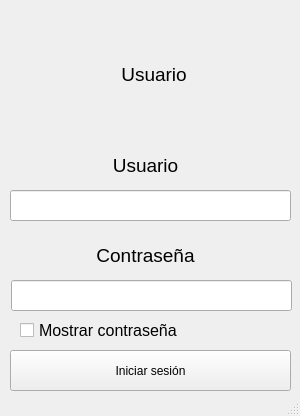
Jorgemacias-12/AssistList, file src/gui/MainWindow.ui: the form before one commit.
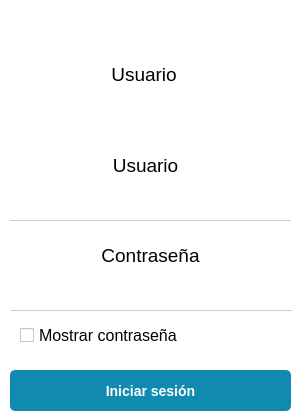
The form after the commit.

Commit message:
Add: invocar selector de materias
	Actualizar codigo para una vez autenticado, el usuario
	seleccione la matería en la cual desea marcar su asistencia.

Patch:
```diff
--- a/src/gui/MainWindow.ui
+++ b/src/gui/MainWindow.ui
@@ -7,7 +7,7 @@
     <x>0</x>
     <y>0</y>
     <width>300</width>
-    <height>416</height>
+    <height>420</height>
    </rect>
   </property>
   <property name="minimumSize">
@@ -16,6 +16,15 @@
     <height>400</height>
    </size>
   </property>
+  <property name="maximumSize">
+   <size>
+    <width>300</width>
+    <height>420</height>
+   </size>
+  </property>
+  <property name="mouseTracking">
+   <bool>false</bool>
+  </property>
   <property name="windowTitle">
    <string>MainWindow</string>
   </property>
@@ -25,6 +34,15 @@
   <property name="autoFillBackground">
    <bool>false</bool>
   </property>
+  <property name="styleSheet">
+   <string notr="true">background-color: white;</string>
+  </property>
+  <property name="toolButtonStyle">
+   <enum>Qt::ToolButtonTextUnderIcon</enum>
+  </property>
+  <property name="documentMode">
+   <bool>false</bool>
+  </property>
   <property name="tabShape">
    <enum>QTabWidget::Triangular</enum>
   </property>
@@ -65,13 +83,18 @@
       <height>31</height>
      </rect>
     </property>
+    <property name="styleSheet">
+     <string notr="true">border: 0;
+border-bottom: 1px solid #ccc;
+</string>
+    </property>
    </widget>
    <widget class="QLabel" name="lbl_password">
     <property name="geometry">
      <rect>
       <x>10</x>
       <y>240</y>
-      <width>271</width>
+      <width>281</width>
       <height>31</height>
      </rect>
     </property>
@@ -96,6 +119,10 @@
       <height>31</height>
      </rect>
     </property>
+    <property name="styleSheet">
+     <string notr="true">border: 0;
+border-bottom: 1px solid #ccc;</string>
+    </property>
     <property name="echoMode">
      <enum>QLineEdit::Password</enum>
     </property>
@@ -104,11 +131,23 @@
     <property name="geometry">
      <rect>
       <x>10</x>
-      <y>350</y>
+      <y>370</y>
       <width>281</width>
       <height>41</height>
      </rect>
     </property>
+    <property name="cursor">
+     <cursorShape>PointingHandCursor</cursorShape>
+    </property>
+    <property name="styleSheet">
+     <string notr="true">background-color: #118ab2;
+color: white;
+border: 0px;
+font-family: &quot;arial&quot;;
+font-size: 14px;
+font-weight: bold;
+border-radius: 5px;</string>
+    </property>
     <property name="text">
      <string>Iniciar sesión</string>
     </property>
@@ -116,7 +155,7 @@
    <widget class="QLabel" name="lbl_img_username">
     <property name="geometry">
      <rect>
-      <x>90</x>
+      <x>80</x>
       <y>10</y>
       <width>128</width>
       <height>128</height>
@@ -143,7 +182,7 @@
       <x>20</x>
       <y>320</y>
       <width>161</width>
-      <height>21</height>
+      <height>31</height>
      </rect>
     </property>
     <property name="font">
@@ -157,7 +196,6 @@
     </property>
    </widget>
   </widget>
-  <widget class="QStatusBar" name="statusbar"/>
  </widget>
  <resources/>
  <connections/>
```
Left out of the diff: 8 changed lines with no effect on the pictures. The commit also changes 1 other file.
